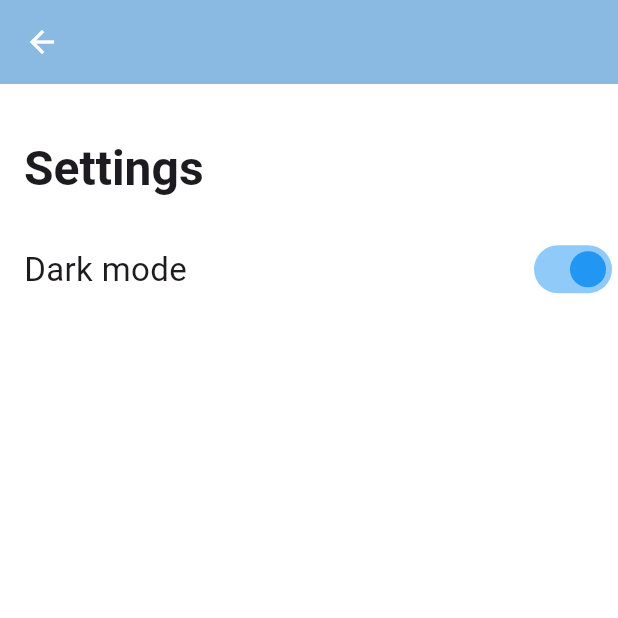
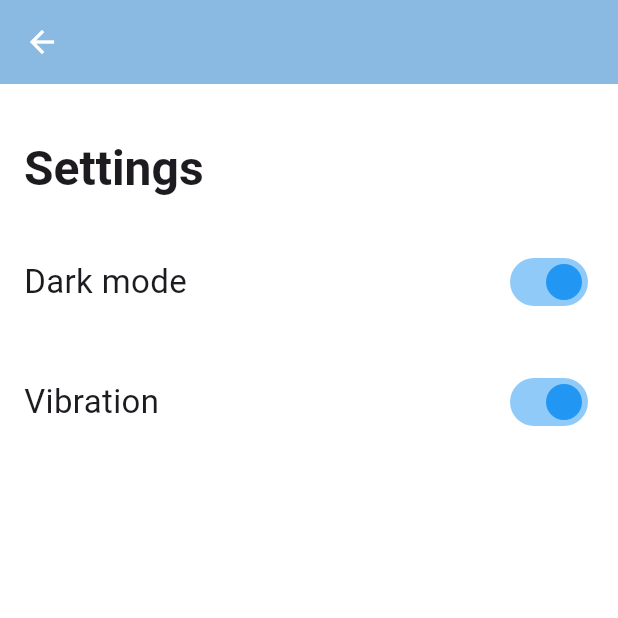
Before and after one commit to Brayteh/dr-time, a Flutter app: the SettingsPage screen opened directly, on a phone screen of 412 x 824 dp, the top half of it. Run offline on Flutter 3.47's test engine with Material 3 defaults, Android fonts, the phone set to English and light mode, and no system bars.

Commit message:
icon to iconButton+1 switch added

```diff
--- a/dr_time/lib/screens/settingsPage.dart
+++ b/dr_time/lib/screens/settingsPage.dart
@@ -10,6 +10,7 @@ class SettingsPage extends StatefulWidget {
 
 class _SettingsPageState extends State<SettingsPage> {
   bool dark = true;
+  bool vibration = true;
   @override
   Widget build(BuildContext context) {
     return Scaffold(
@@ -29,7 +30,9 @@ class _SettingsPageState extends State<SettingsPage> {
                 padding: const EdgeInsets.all(16.0),
                 child: Text("Dark mode", style: Theme.of(context).textTheme.bodyMedium),
               ),
-              SwitchExample(
+              Padding(
+                padding: const EdgeInsets.all(16.0),
+                child: SwitchExample(
                   value: dark,
                   onChanged: (bool value) {
                     setState(() {
@@ -37,6 +40,24 @@ class _SettingsPageState extends State<SettingsPage> {
                     });
                   },
                 ),
+              ),
+            ],
+          ),
+          Row(
+            mainAxisAlignment: MainAxisAlignment.spaceBetween,
+            children: [
+              Padding(
+                padding: const EdgeInsets.all(16.0),
+                child: Text("Vibration",style: Theme.of(context).textTheme.bodyMedium),
+              ),
+              Padding(
+                padding: const EdgeInsets.all(16.0),
+                child: SwitchExample(value: vibration, onChanged: (bool value) {
+                    setState(() {
+                      vibration = value;
+                    });
+                  },),
+              )
             ],
           ),
         ],
--- a/dr_time/lib/screens/sign_up.dart
+++ b/dr_time/lib/screens/sign_up.dart
@@ -93,10 +93,10 @@ class SignUpPage extends StatelessWidget {
               Center(
                 child: SizedBox(
                   height: 60,
-                  child: Icon(Icons.apple),
+                  child: IconButton(onPressed: (){}, icon: Icon(Icons.apple)),
                 ),
               ),
-              Icon(Icons.mail),
+              IconButton(onPressed: (){}, icon: Icon(Icons.mail)),
             ],
           ),
 
```
Lines whose indentation alone changed are shown as unchanged.
